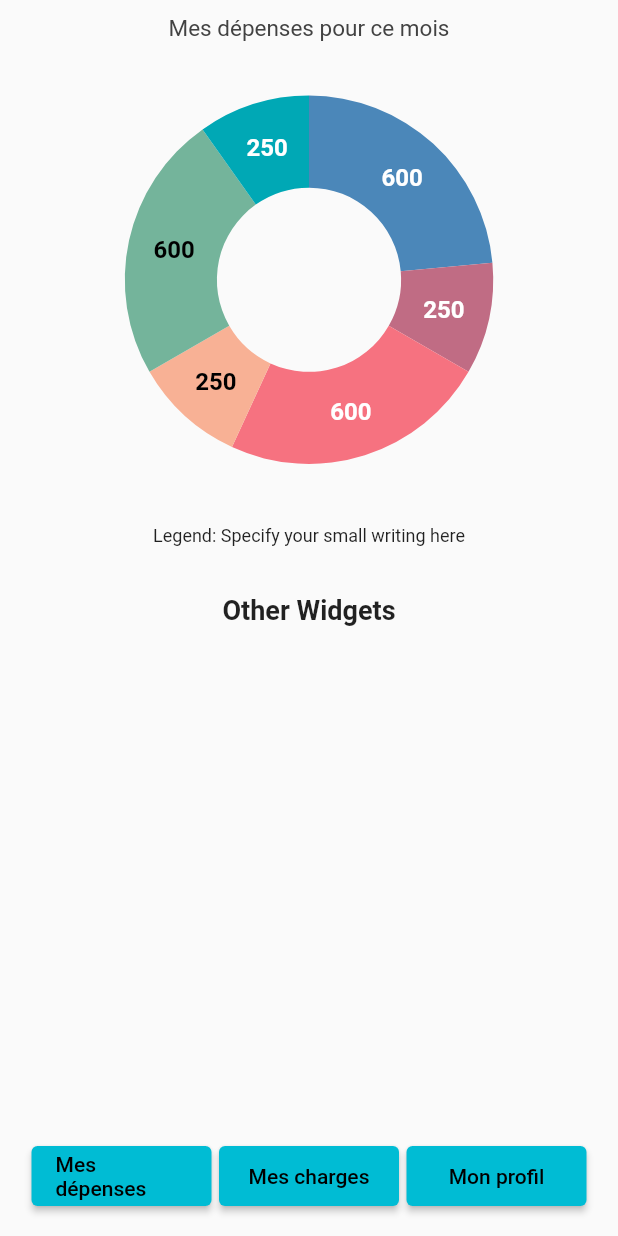
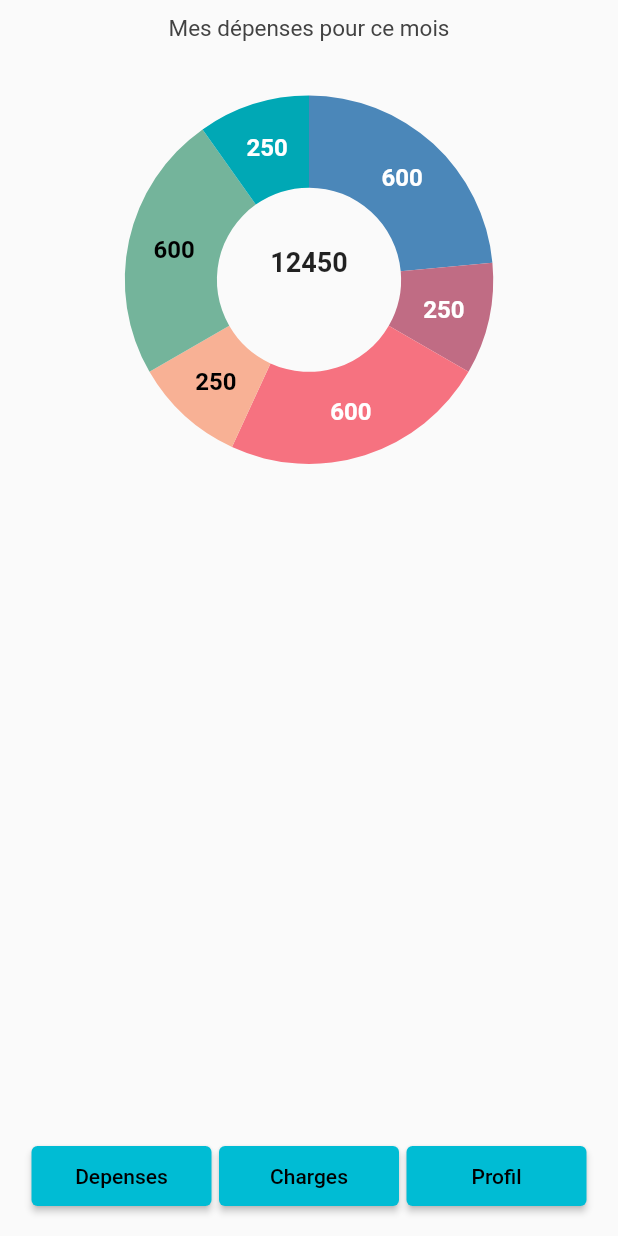
Before and after one commit to naoufal-mft/EconomiZ, a Flutter app: the screen it shows after launch, on a phone screen of 412 x 824 dp. Run offline on Flutter 3.47's test engine with Material 2 defaults, Android fonts, the phone set to English and light mode, and no system bars; our stand-ins replace syncfusion_flutter_charts.

Commit message:
feat(homepage): feat(Création de la page d'acceuil):ajout des boutons, et reste du salaire

```diff
--- a/lib/home_page.dart
+++ b/lib/home_page.dart
@@ -25,6 +25,7 @@ class MyHomePage extends StatefulWidget {
 
 class _MyHomePageState extends State<MyHomePage> {
   List<GDPData> _chartData = [];
+  int remainingSalary = 15000;
   TooltipBehavior _tooltipBehavior = TooltipBehavior(enable: true);
 
   @override
@@ -43,8 +44,11 @@ class _MyHomePageState extends State<MyHomePage> {
             // Chart
             Container(
               alignment: Alignment.center,
-              height:350,
-              child: SfCircularChart(
+              height: 350,
+              child: Stack(
+                alignment: Alignment.center,
+                children: [
+                  SfCircularChart(
                     title: ChartTitle(text: 'Mes dépenses pour ce mois'),
                     legend: Legend(isVisible: false, overflowMode: LegendItemOverflowMode.wrap),
                     tooltipBehavior: _tooltipBehavior,
@@ -62,30 +66,25 @@ class _MyHomePageState extends State<MyHomePage> {
                       ),
                     ],
                   ),
-            ),
-            // Legend
-            Container(
+                  Positioned.fill(
+                    child: Align(
                       alignment: Alignment.center,
-              padding: EdgeInsets.only(bottom: 16.0),
                       child: Text(
-                'Legend: Specify your small writing here',
-                style: TextStyle(fontSize: 12),
+                        remainingSalary.toString(),
+                        style: TextStyle(fontSize: 18, fontWeight: FontWeight.bold),
                       ),
                     ),
-            // Rest of the content
+                  ),
+                ],
+              ),
+            ),
+
+            // Buttons
             Expanded(
+              child: Align(
+                alignment: Alignment.bottomCenter,
                 child: Container(
                   padding: EdgeInsets.all(16.0),
-                child: Column(
-                  mainAxisAlignment: MainAxisAlignment.center,
-                  children: [
-                    Text(
-                      'Other Widgets',
-                      style: TextStyle(fontSize: 18, fontWeight: FontWeight.bold),
-                    ),
-                    Spacer(),
-                    Container(
-                      alignment: Alignment.bottomCenter,
                   child: Row(
                     mainAxisAlignment: MainAxisAlignment.spaceEvenly,
                     children: [
@@ -95,9 +94,9 @@ class _MyHomePageState extends State<MyHomePage> {
                           primary: Colors.cyan, // Set the button color to cyan
                         ),
                         onPressed: () {
-                              // Handle "Mes dépenses" button press
+                          _showAddComponentDialog(context, 'Depenses');
                         },
-                            child: Text('Mes dépenses'),
+                        child: Text('Depenses'),
                       ),
                       ElevatedButton(
                         style: ElevatedButton.styleFrom(
@@ -105,9 +104,9 @@ class _MyHomePageState extends State<MyHomePage> {
                           primary: Colors.cyan, // Set the button color to cyan
                         ),
                         onPressed: () {
-                              // Handle "Mes charges" button press
+                          _showAddComponentDialog(context, 'Charges');
                         },
-                            child: Text('Mes charges'),
+                        child: Text('Charges'),
                       ),
                       ElevatedButton(
                         style: ElevatedButton.styleFrom(
@@ -115,14 +114,12 @@ class _MyHomePageState extends State<MyHomePage> {
                           primary: Colors.cyan, // Set the button color to cyan
                         ),
                         onPressed: () {
-                              // Handle "Mon profil" button press
+                          _showAddComponentDialog(context, 'Profil');
                         },
-                            child: Text('Mon profil'),
+                        child: Text('Profil'),
                       ),
                     ],
                   ),
-                    ),
-                  ],
                 ),
               ),
             ),
@@ -131,6 +128,7 @@ class _MyHomePageState extends State<MyHomePage> {
       ),
     );
   }
+
   List<GDPData> getChartData() {
     final List<GDPData> chartData = [
       GDPData('Loyer', 600),
@@ -140,10 +138,18 @@ class _MyHomePageState extends State<MyHomePage> {
       GDPData('Loyer', 600),
       GDPData('Courses', 250),
     ];
+    calculateRemainingSalary(chartData);
     return chartData;
   }
 
-  void _showAddComponentDialog(BuildContext context) {
+  void calculateRemainingSalary(List<GDPData> chartData) {
+    int totalCharges = chartData.fold(0, (sum, data) => sum + data.gdp);
+    remainingSalary = 15000 - totalCharges;
+  }
+
+  void _showAddComponentDialog(BuildContext context, String buttonLabel) {
+    if (buttonLabel != 'Charges') return; // Only show dialog for "Charges" button
+
     String componentName = '';
     int componentAmount = 0;
 
@@ -175,6 +181,7 @@ class _MyHomePageState extends State<MyHomePage> {
               onPressed: () {
                 setState(() {
                   _chartData.add(GDPData(componentName, componentAmount));
+                  calculateRemainingSalary(_chartData);
                 });
                 Navigator.of(context).pop();
               },
```
Lines whose indentation alone changed are shown as unchanged.
